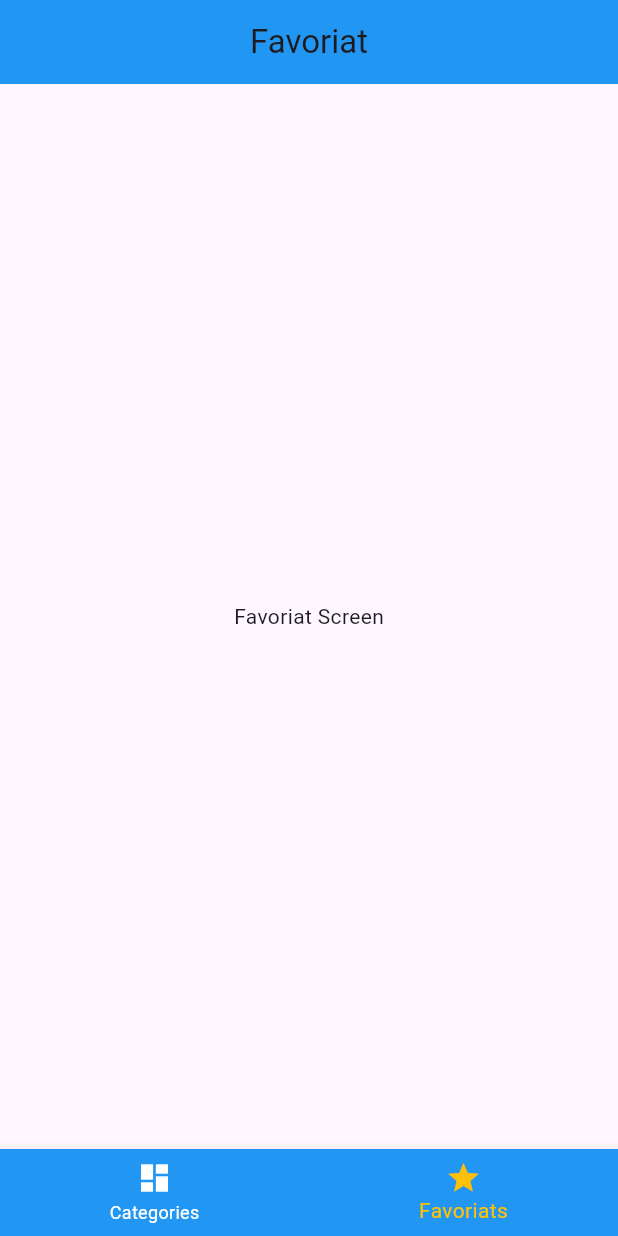
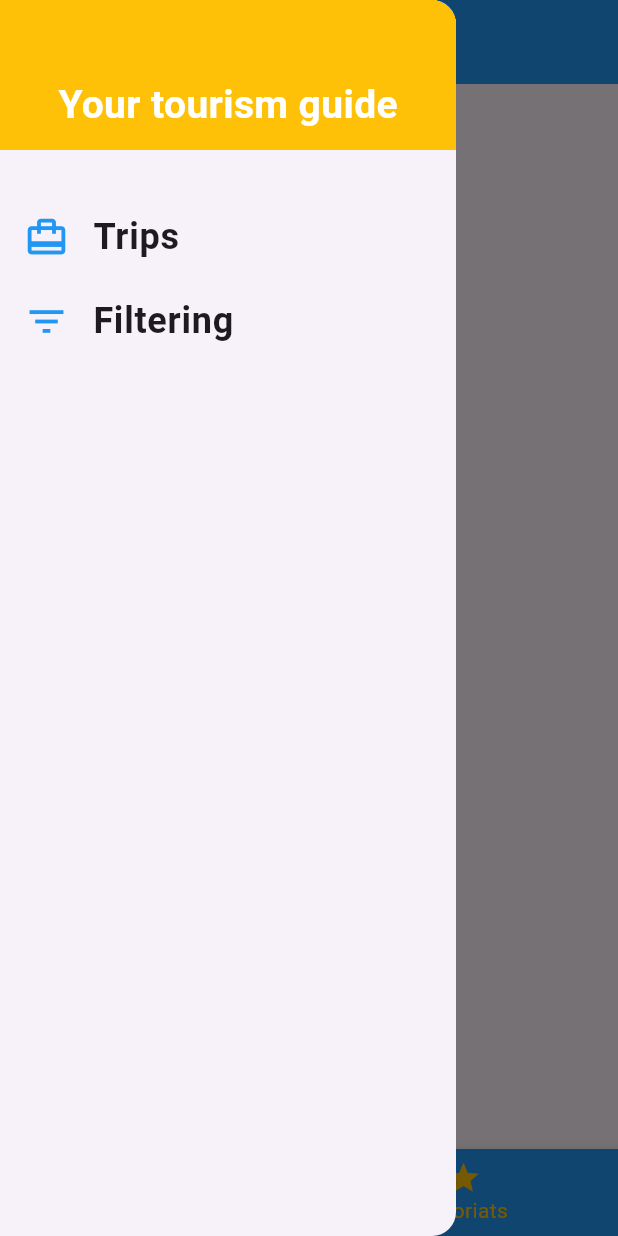
Before and after one commit to Ghaithmuhabni/Travel-App-Design, a Flutter app: the screen it shows after launch, item 2 of the bottom bar chosen, with the side drawer open (before the commit the screen has no drawer), on a phone screen of 412 x 824 dp. Run offline on Flutter 3.47's test engine with Material 3 defaults, Android fonts, the phone set to English and light mode, and no system bars; network calls fail.

Commit message:
create drawer and filter screen

```diff
--- a/lib/Screens/categories_screen.dart
+++ b/lib/Screens/categories_screen.dart
@@ -8,11 +8,6 @@ class categoriesScreen extends StatelessWidget {
   @override
   Widget build(BuildContext context) {
     return Scaffold(
-      // appBar: AppBar(
-      //   backgroundColor: Colors.blue,
-      //   centerTitle: true,
-      //   title: Text("Traviling App"),
-      // ),
       body: GridView(
         padding: const EdgeInsets.all(10),
         gridDelegate: const SliverGridDelegateWithMaxCrossAxisExtent(
--- /dev/null
+++ b/lib/Screens/filters_screen.dart
@@ -0,0 +1,19 @@
+import 'package:flutter/material.dart';
+
+class FilterScreen extends StatelessWidget {
+  const FilterScreen({super.key});
+
+  static const screenRoute = '/filtering';
+
+  @override
+  Widget build(BuildContext context) {
+    return Scaffold(
+      appBar: AppBar(
+        title: Text("Filtering"),
+      ),
+      body: Center(
+        child: Text("this is the fliter page"),
+      ),
+    );
+  }
+}
--- a/lib/Screens/tabs_screen.dart
+++ b/lib/Screens/tabs_screen.dart
@@ -1,6 +1,7 @@
 import 'package:flutter/material.dart';
 import 'package:flutter_application_1/Screens/categories_screen.dart';
 import 'package:flutter_application_1/Screens/favoriat_screen.dart';
+import 'package:flutter_application_1/Widgets/app_drawer.dart';
 
 class TabsScreen extends StatefulWidget {
   const TabsScreen({super.key});
@@ -31,6 +32,7 @@ class _TabsScreenState extends State<TabsScreen> {
         backgroundColor: Colors.blue,
         centerTitle: true,
       ),
+      drawer: AppDrawer(),
       body: _screens[_selectedScreenIndex]['Screen'] as Widget,
       bottomNavigationBar: BottomNavigationBar(
         selectedItemColor: Colors.amber,
--- /dev/null
+++ b/lib/Widgets/app_drawer.dart
@@ -0,0 +1,52 @@
+import 'package:flutter/material.dart';
+import '../Screens/filters_screen.dart';
+
+class AppDrawer extends StatelessWidget {
+  Widget listTile(String title, IconData icon, VoidCallback onTapFun) {
+    return ListTile(
+      leading: Icon(
+        icon,
+        size: 30,
+        color: Colors.blue,
+      ),
+      title: Text(
+        title,
+        style: TextStyle(fontSize: 24, fontWeight: FontWeight.bold),
+      ),
+      onTap: onTapFun,
+    );
+  }
+
+  @override
+  Widget build(BuildContext context) {
+    return Drawer(
+      child: Column(
+        children: [
+          Container(
+            height: 100,
+            width: double.infinity,
+            padding: EdgeInsets.only(top: 40),
+            alignment: Alignment.center,
+            color: Colors.amber,
+            child: Text(
+              "Your tourism guide",
+              style: TextStyle(
+                  fontSize: 26,
+                  fontWeight: FontWeight.bold,
+                  color: Colors.white),
+            ),
+          ),
+          SizedBox(
+            height: 30,
+          ),
+          listTile("Trips", Icons.card_travel, () {
+            Navigator.of(context).pushNamed("/");
+          }),
+          listTile("Filtering", Icons.filter_list, () {
+            Navigator.of(context).pushNamed(FilterScreen.screenRoute);
+          })
+        ],
+      ),
+    );
+  }
+}
--- a/lib/main.dart
+++ b/lib/main.dart
@@ -1,5 +1,6 @@
 import 'package:flutter/material.dart';
 import 'package:flutter_application_1/Screens/categories_trip_screen.dart';
+import 'package:flutter_application_1/Screens/filters_screen.dart';
 import 'package:flutter_application_1/Screens/tabs_screen.dart';
 import 'package:flutter_application_1/Screens/trip_detail_screen.dart';
 
@@ -18,7 +19,8 @@ class MyApp extends StatelessWidget {
       routes: {
         "/": (ctx) => TabsScreen(),
         categoriesTripScreen.screenRoute: (ctx) => categoriesTripScreen(),
-        tripDetailScreen.screenRoute: (context) => tripDetailScreen()
+        tripDetailScreen.screenRoute: (ctx) => tripDetailScreen(),
+        FilterScreen.screenRoute:(ctx) => FilterScreen(),
       },
     );
   }
```
